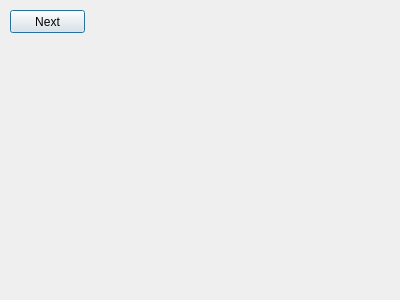
srohr/CEAMS, file Source Code/TJ's Code/sphumansorcerer.ui: the form before one commit.
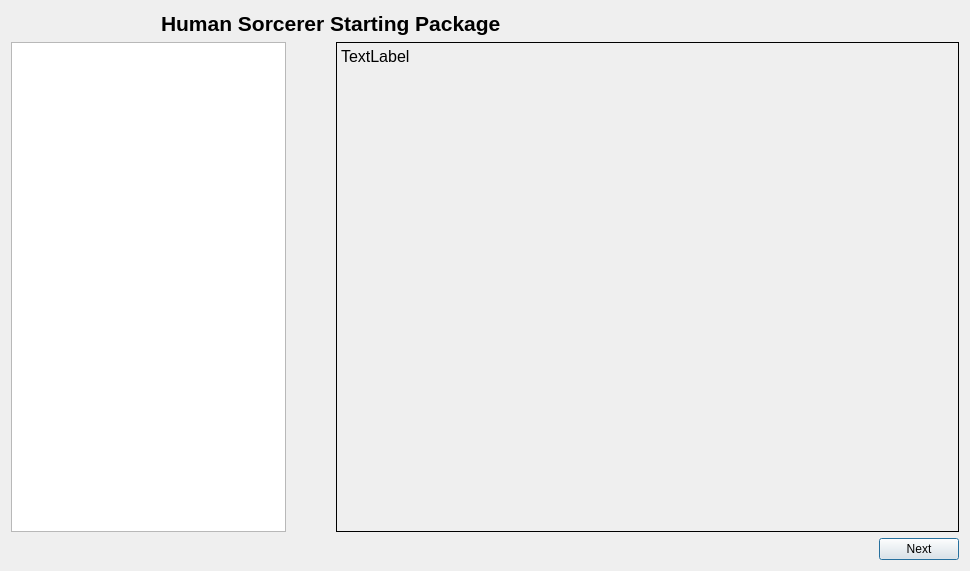
The form after the commit.

Commit message:
Initial Layouts Complete
I have created all the layouts that were tasked of me and now they only
need to have the buttons and such operational.

The edit to the form file:
```diff
--- a/Source Code/TJ's Code/sphumansorcerer.ui
+++ b/Source Code/TJ's Code/sphumansorcerer.ui
@@ -6,26 +6,143 @@
    <rect>
     <x>0</x>
     <y>0</y>
-    <width>400</width>
-    <height>300</height>
+    <width>970</width>
+    <height>571</height>
    </rect>
   </property>
   <property name="windowTitle">
    <string>Dialog</string>
   </property>
-  <widget class="QPushButton" name="Next">
-   <property name="geometry">
-    <rect>
-     <x>10</x>
-     <y>10</y>
-     <width>75</width>
-     <height>23</height>
-    </rect>
-   </property>
-   <property name="text">
-    <string>Next</string>
-   </property>
-  </widget>
+  <layout class="QVBoxLayout" name="verticalLayout_3">
+   <item>
+    <layout class="QVBoxLayout" name="verticalLayout_2">
+     <item>
+      <layout class="QHBoxLayout" name="horizontalLayout_3">
+       <property name="leftMargin">
+        <number>150</number>
+       </property>
+       <item>
+        <widget class="QLabel" name="label_2">
+         <property name="minimumSize">
+          <size>
+           <width>150</width>
+           <height>25</height>
+          </size>
+         </property>
+         <property name="maximumSize">
+          <size>
+           <width>400</width>
+           <height>25</height>
+          </size>
+         </property>
+         <property name="font">
+          <font>
+           <pointsize>16</pointsize>
+           <weight>75</weight>
+           <bold>true</bold>
+          </font>
+         </property>
+         <property name="text">
+          <string>Human Sorcerer Starting Package</string>
+         </property>
+        </widget>
+       </item>
+       <item>
+        <spacer name="horizontalSpacer_2">
+         <property name="orientation">
+          <enum>Qt::Horizontal</enum>
+         </property>
+         <property name="sizeHint" stdset="0">
+          <size>
+           <width>198</width>
+           <height>20</height>
+          </size>
+         </property>
+        </spacer>
+       </item>
+      </layout>
+     </item>
+     <item>
+      <layout class="QHBoxLayout" name="horizontalLayout_2">
+       <property name="spacing">
+        <number>50</number>
+       </property>
+       <item>
+        <widget class="QListWidget" name="listWidget">
+         <property name="maximumSize">
+          <size>
+           <width>275</width>
+           <height>16777215</height>
+          </size>
+         </property>
+        </widget>
+       </item>
+       <item>
+        <widget class="QLabel" name="label">
+         <property name="sizePolicy">
+          <sizepolicy hsizetype="Preferred" vsizetype="Preferred">
+           <horstretch>0</horstretch>
+           <verstretch>0</verstretch>
+          </sizepolicy>
+         </property>
+         <property name="minimumSize">
+          <size>
+           <width>300</width>
+           <height>300</height>
+          </size>
+         </property>
+         <property name="font">
+          <font>
+           <pointsize>12</pointsize>
+          </font>
+         </property>
+         <property name="frameShape">
+          <enum>QFrame::Box</enum>
+         </property>
+         <property name="text">
+          <string>TextLabel</string>
+         </property>
+         <property name="alignment">
+          <set>Qt::AlignLeading|Qt::AlignLeft|Qt::AlignTop</set>
+         </property>
+         <property name="wordWrap">
+          <bool>true</bool>
+         </property>
+        </widget>
+       </item>
+      </layout>
+     </item>
+     <item>
+      <layout class="QVBoxLayout" name="verticalLayout">
+       <item>
+        <layout class="QHBoxLayout" name="horizontalLayout">
+         <item>
+          <spacer name="horizontalSpacer">
+           <property name="orientation">
+            <enum>Qt::Horizontal</enum>
+           </property>
+           <property name="sizeHint" stdset="0">
+            <size>
+             <width>348</width>
+             <height>20</height>
+            </size>
+           </property>
+          </spacer>
+         </item>
+         <item>
+          <widget class="QPushButton" name="Next">
+           <property name="text">
+            <string>Next</string>
+           </property>
+          </widget>
+         </item>
+        </layout>
+       </item>
+      </layout>
+     </item>
+    </layout>
+   </item>
+  </layout>
  </widget>
  <resources/>
  <connections/>
```
The commit also changes 12 other files.
